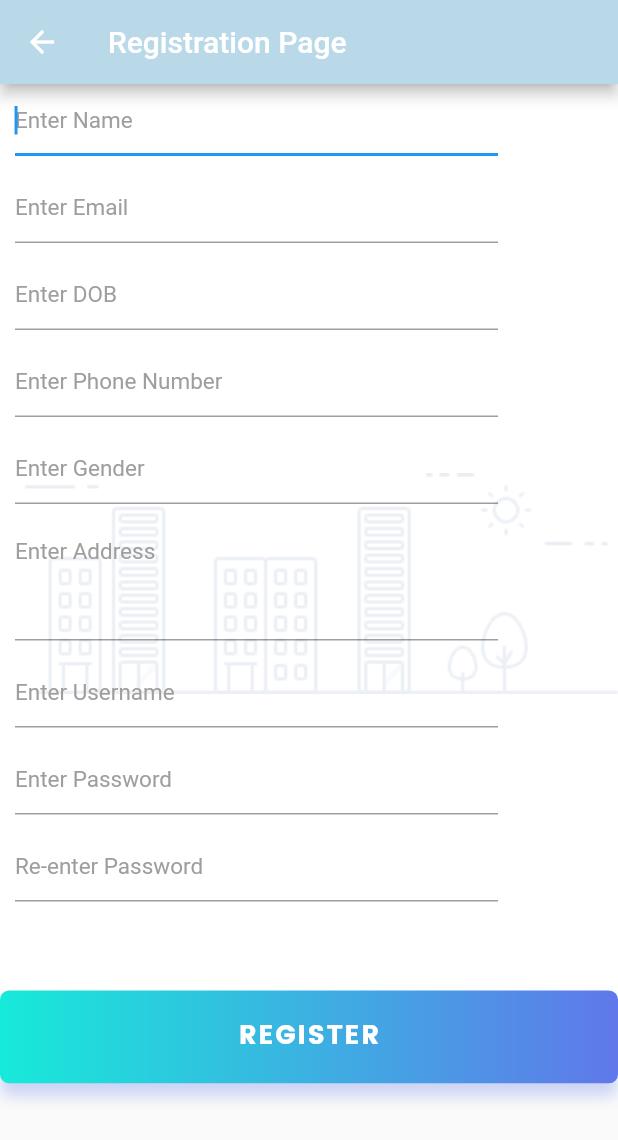
After one commit to anu-baby97/lab_test_app, a Flutter app: the RegistrationScreen screen opened by its route, on a phone screen of 412 x 824 dp. The commit adds this screen. Shown: the top 1140 px of the screen. Run offline on Flutter 3.47's test engine with Material 2 defaults, Android fonts, the phone set to English and light mode, and no system bars; our stand-ins replace flutter_screenutil.

Commit message:
(registration screen added with various text fields and register button and back button to main page)

```diff
--- /dev/null
+++ b/lib/Screens/RegistrationScreen.dart
@@ -0,0 +1,198 @@
+import 'package:flutter/material.dart';
+import 'package:flutter_screenutil/flutter_screenutil.dart';
+import 'package:lab_test_booking_app/main.dart';
+
+class RegistrationScreen extends StatefulWidget {
+  static const String id = "RegistrationScreen";
+
+  @override
+  _RegistrationScreenState createState() => _RegistrationScreenState();
+}
+
+class _RegistrationScreenState extends State<RegistrationScreen> {
+  @override
+  Widget build(BuildContext context) {
+    return Material(
+      child: Scaffold(
+        appBar: AppBar(
+            backgroundColor: Color(0XFFB9D9E8),
+            title: Text('Registration Page', style: TextStyle(fontSize: 20)),
+            leading: new IconButton(
+              icon: new Icon(Icons.arrow_back),
+              onPressed: () {
+                Navigator.push(
+                    context, MaterialPageRoute(builder: (context) => MyApp()));
+              },
+            )),
+        body: SingleChildScrollView(
+          child: Container(
+            decoration: BoxDecoration(
+              image: DecorationImage(
+                  image: AssetImage('assets/image_02.png'),
+                  fit: BoxFit.fitWidth),
+              color: Colors.white,
+            ),
+            child: Column(
+              mainAxisSize: MainAxisSize.min,
+              children: <Widget>[
+                Padding(
+                  padding: EdgeInsets.fromLTRB(10, 0, 80, 10),
+                  child: Column(
+                    children: [
+                      TextField(
+                        autofocus: true,
+                        onChanged: (value) {},
+                        keyboardType: TextInputType.text,
+                        decoration: InputDecoration(
+                            hintText: "Enter Name",
+                            hintStyle:
+                                TextStyle(color: Colors.grey, fontSize: 15.0)),
+                      ),
+                    ],
+                  ),
+                ),
+                Flexible(
+                  child: Padding(
+                    padding: EdgeInsets.fromLTRB(10, 0, 80, 10),
+                    child: TextField(
+                      onChanged: (value) {},
+                      keyboardType: TextInputType.emailAddress,
+                      decoration: InputDecoration(
+                          hintText: "Enter Email",
+                          hintStyle:
+                              TextStyle(color: Colors.grey, fontSize: 15.0)),
+                    ),
+                  ),
+                ),
+                Flexible(
+                  child: Padding(
+                    padding: EdgeInsets.fromLTRB(10, 0, 80, 10),
+                    child: TextField(
+                      onChanged: (value) {},
+                      keyboardType: TextInputType.datetime,
+                      decoration: InputDecoration(
+                          hintText: "Enter DOB",
+                          hintStyle:
+                              TextStyle(color: Colors.grey, fontSize: 15.0)),
+                    ),
+                  ),
+                ),
+                Flexible(
+                  child: Padding(
+                    padding: EdgeInsets.fromLTRB(10, 0, 80, 10),
+                    child: TextField(
+                      onChanged: (value) {},
+                      keyboardType: TextInputType.phone,
+                      decoration: InputDecoration(
+                          hintText: "Enter Phone Number",
+                          hintStyle:
+                              TextStyle(color: Colors.grey, fontSize: 15.0)),
+                    ),
+                  ),
+                ),
+                Flexible(
+                  child: Padding(
+                    padding: EdgeInsets.fromLTRB(10, 0, 80, 10),
+                    child: TextField(
+                      onChanged: (value) {},
+                      decoration: InputDecoration(
+                          hintText: "Enter Gender",
+                          hintStyle:
+                              TextStyle(color: Colors.grey, fontSize: 15.0)),
+                    ),
+                  ),
+                ),
+                Flexible(
+                  child: Padding(
+                    padding: EdgeInsets.fromLTRB(10, 0, 80, 10),
+                    child: TextField(
+                      onChanged: (value) {},
+                      maxLines: 3,
+                      decoration: InputDecoration(
+                          hintText: "Enter Address",
+                          hintStyle:
+                              TextStyle(color: Colors.grey, fontSize: 15.0)),
+                    ),
+                  ),
+                ),
+                Flexible(
+                  child: Padding(
+                    padding: EdgeInsets.fromLTRB(10, 0, 80, 10),
+                    child: TextField(
+                      onChanged: (value) {},
+                      decoration: InputDecoration(
+                          hintText: "Enter Username",
+                          hintStyle:
+                              TextStyle(color: Colors.grey, fontSize: 15.0)),
+                    ),
+                  ),
+                ),
+                Flexible(
+                  child: Padding(
+                    padding: EdgeInsets.fromLTRB(10, 0, 80, 10),
+                    child: TextField(
+                      onChanged: (value) {},
+                      decoration: InputDecoration(
+                          hintText: "Enter Password",
+                          hintStyle:
+                              TextStyle(color: Colors.grey, fontSize: 15.0)),
+                    ),
+                  ),
+                ),
+                Flexible(
+                  child: Padding(
+                    padding: EdgeInsets.fromLTRB(10, 0, 80, 10),
+                    child: TextField(
+                      onChanged: (value) {},
+                      decoration: InputDecoration(
+                        hintText: "Re-enter Password",
+                        hintStyle:
+                            TextStyle(color: Colors.grey, fontSize: 15.0),
+                        //contentPadding: EdgeInsets.all(10)
+                      ),
+                    ),
+                  ),
+                ),
+                SizedBox(
+                  height: ScreenUtil.getInstance().setHeight(80),
+                ),
+                InkWell(
+                  child: Container(
+                    width: ScreenUtil.getInstance().setWidth(900),
+                    height: ScreenUtil.getInstance().setHeight(100),
+                    decoration: BoxDecoration(
+                        gradient: LinearGradient(
+                            colors: [Color(0xFF17ead9), Color(0xFF6078ea)]),
+                        borderRadius: BorderRadius.circular(6.0),
+                        boxShadow: [
+                          BoxShadow(
+                              color: Color(0xFF6078ea).withOpacity(.3),
+                              offset: Offset(0.0, 8.0),
+                              blurRadius: 8.0)
+                        ]),
+                    child: Material(
+                      color: Colors.transparent,
+                      child: InkWell(
+                        onTap: () {},
+                        child: Center(
+                          child: Text(
+                            "REGISTER",
+                            style: TextStyle(
+                                color: Colors.white,
+                                fontFamily: "Poppins-Bold",
+                                fontSize: 18,
+                                letterSpacing: 1.0),
+                          ),
+                        ),
+                      ),
+                    ),
+                  ),
+                ),
+              ],
+            ),
+          ),
+        ),
+      ),
+    );
+  }
+}
--- a/lib/main.dart
+++ b/lib/main.dart
@@ -1,5 +1,6 @@
 import 'package:flutter/material.dart';
 import 'package:lab_test_booking_app/Screens/LoginScreen.dart';
+import 'package:lab_test_booking_app/Screens/RegistrationScreen.dart';
 
 void main() {
   runApp(MyApp());
@@ -14,6 +15,7 @@ class MyApp extends StatelessWidget {
       initialRoute: LoginScreen.id,
       routes: {
         LoginScreen.id: (context) => LoginScreen(),
+        RegistrationScreen.id: (context) => RegistrationScreen(),
       },
     );
   }
```
